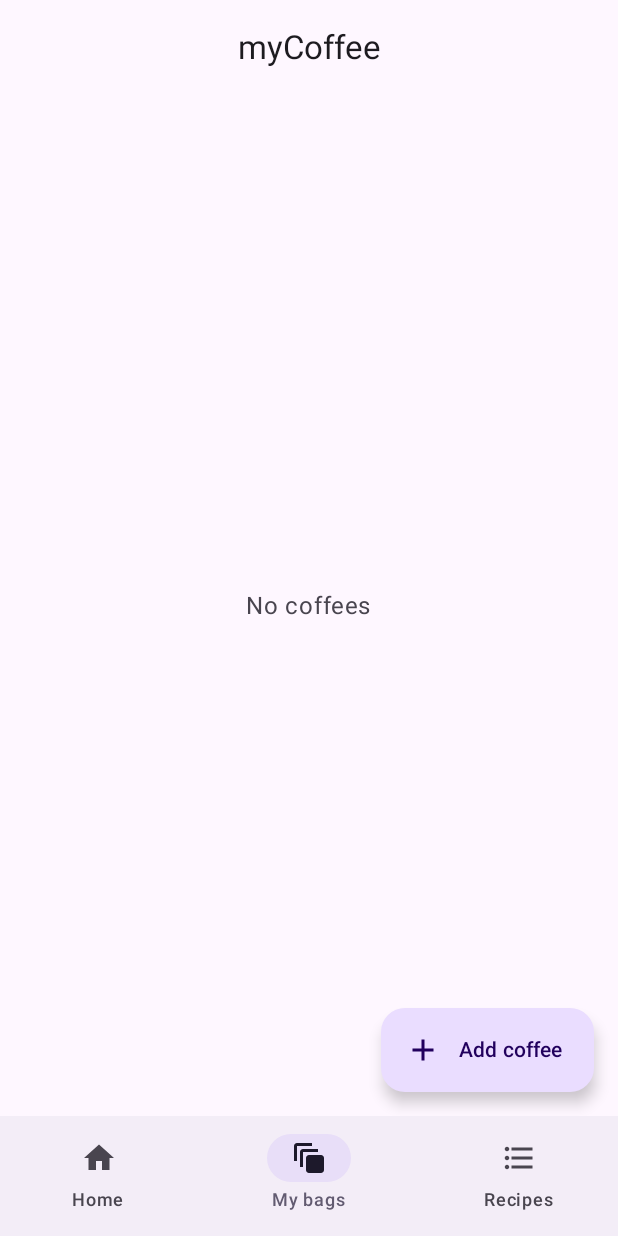
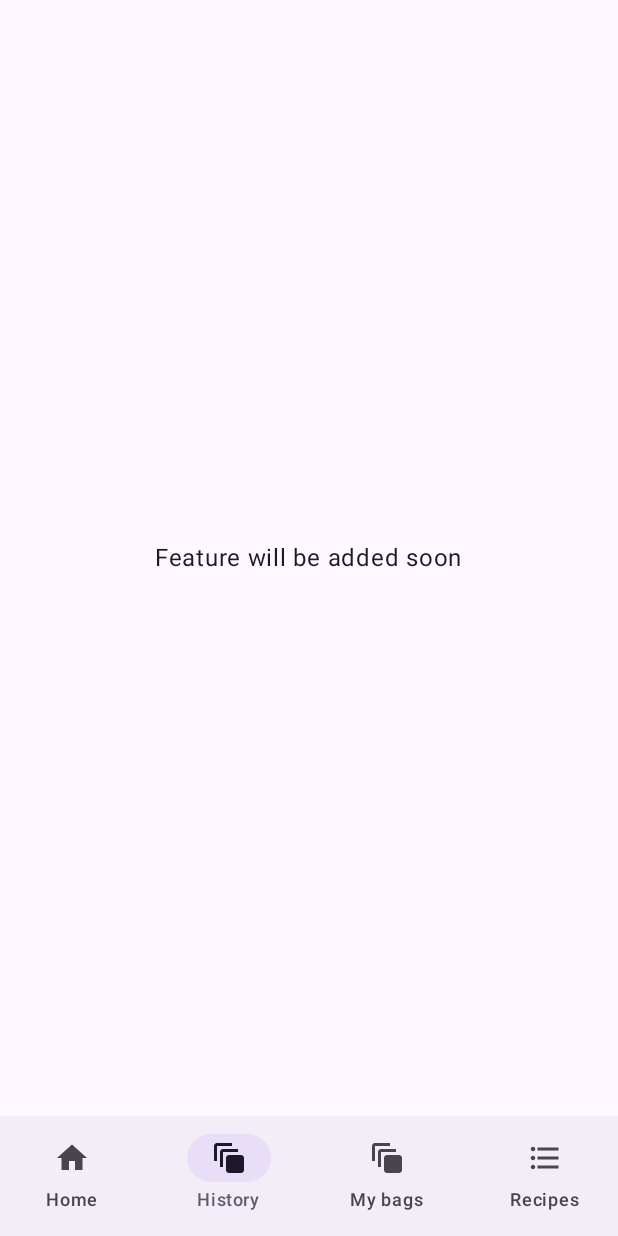
Before and after one commit to janekluczka/My-Coffee-Assistant, an Android app built with Jetpack Compose: the screen it shows after launch (MainActivity), item 2 of the bottom bar chosen, on a phone screen of 412 x 824 dp. Run offline under Robolectric (Android 15) with nearby library versions, the phone set to English and light mode, and no system bars; our stand-ins replace Room's generated code, window size class.

Commit message:
added new history route

```diff
--- a/app/src/main/java/com/luczka/mycoffee/ui/navigation/MainRoute.kt
+++ b/app/src/main/java/com/luczka/mycoffee/ui/navigation/MainRoute.kt
@@ -43,6 +43,11 @@ enum class HomeTabs(
         stringResource = R.string.tab_home,
         painterResource = R.drawable.ic_baseline_home,
         route = MyCoffeeDestinations.ROUTE_HOME
+    ),
+    HISTORY(
+        stringResource = R.string.tab_history,
+        painterResource = R.drawable.ic_baseline_auto_awesome_motion,
+        route = MyCoffeeDestinations.ROUTE_HISTORY
     ),
     MY_BAGS(
         stringResource = R.string.tab_my_bags,
--- a/app/src/main/java/com/luczka/mycoffee/ui/navigation/MyCoffeeDestinations.kt
+++ b/app/src/main/java/com/luczka/mycoffee/ui/navigation/MyCoffeeDestinations.kt
@@ -5,6 +5,7 @@ object MyCoffeeDestinations {
     const val ROUTE_ASSISTANT = "assistant"
     const val ROUTE_INPUT = "input"
     const val ROUTE_HOME = "home"
+    const val ROUTE_HISTORY = "history"
     const val ROUTE_MY_BAGS = "my_bags"
     const val ROUTE_RECIPES = "recipes"
     const val KEY_COFFEE_ID = "coffeeId"
--- a/app/src/main/java/com/luczka/mycoffee/ui/navigation/MyCoffeeNavHost.kt
+++ b/app/src/main/java/com/luczka/mycoffee/ui/navigation/MyCoffeeNavHost.kt
@@ -5,10 +5,13 @@ import androidx.compose.animation.Crossfade
 import androidx.compose.foundation.layout.Box
 import androidx.compose.foundation.layout.PaddingValues
 import androidx.compose.foundation.layout.Row
+import androidx.compose.foundation.layout.fillMaxSize
 import androidx.compose.foundation.layout.padding
+import androidx.compose.material3.Text
 import androidx.compose.material3.windowsizeclass.WindowWidthSizeClass
 import androidx.compose.runtime.Composable
 import androidx.compose.runtime.getValue
+import androidx.compose.ui.Alignment
 import androidx.compose.ui.Modifier
 import androidx.lifecycle.compose.collectAsStateWithLifecycle
 import androidx.lifecycle.viewmodel.compose.viewModel
@@ -54,6 +57,11 @@ fun MyCoffeeNavHost(
                 navigateToAssistant = navigateToAssistant,
                 navigate = navController::navigate,
             )
+        }
+        composable(MyCoffeeDestinations.ROUTE_HISTORY) {
+            Box(modifier = Modifier.fillMaxSize(), contentAlignment = Alignment.Center) {
+                Text(text = "Feature will be added soon")
+            }
         }
         composable(MyCoffeeDestinations.ROUTE_MY_BAGS) {
             val viewModel: MyBagsViewModel = viewModel(factory = MyCoffeeViewModelProvider.Factory)
--- a/app/src/main/res/values/strings.xml
+++ b/app/src/main/res/values/strings.xml
@@ -4,6 +4,7 @@
 
     <!--  Navigation Bar Tabs  -->
     <string name="tab_home">Home</string>
+    <string name="tab_history">History</string>
     <string name="tab_my_bags">My bags</string>
     <string name="tab_recipes">Recipes</string>
 
```
